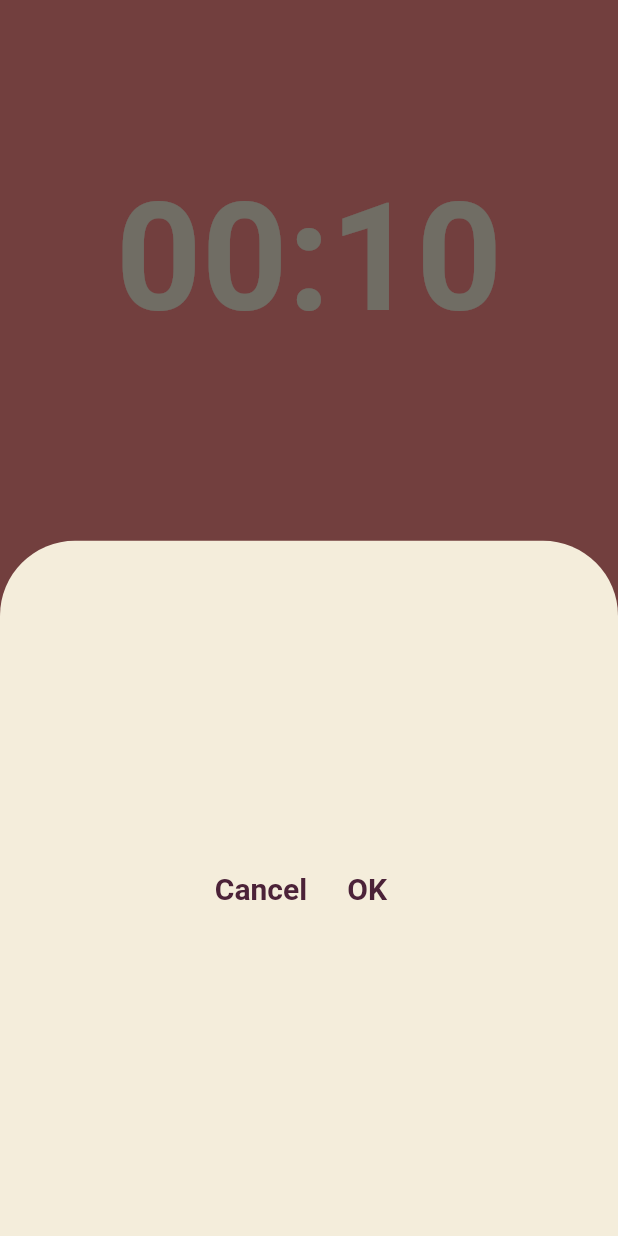
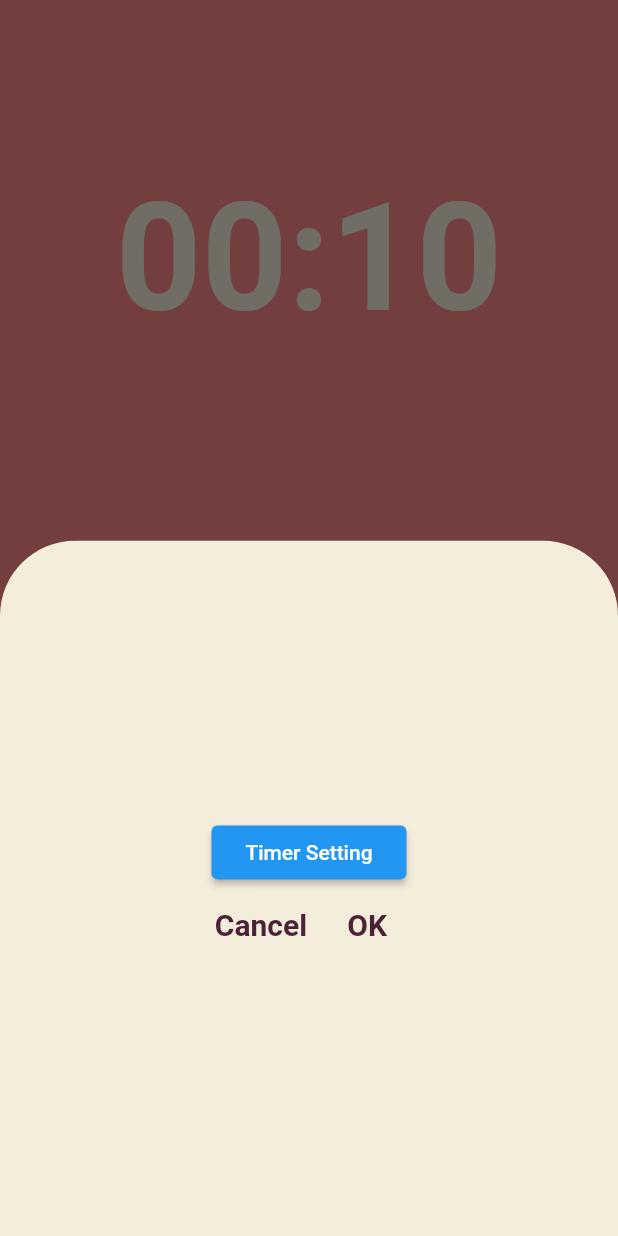
Before and after one commit to sashapivovarova/pomodoro, a Flutter app: the screen it shows after launch, after a tap on "Settings", on a phone screen of 412 x 824 dp. Run offline on Flutter 3.47's test engine with Material 2 defaults, Android fonts, the phone set to English and light mode, and no system bars; missing offline and left inert: flutter_material_pickers.

```diff
--- a/lib/screens/home_screen.dart
+++ b/lib/screens/home_screen.dart
@@ -1,7 +1,6 @@
 import 'package:flutter/material.dart';
 import 'dart:async';
 import 'package:flutter_material_pickers/flutter_material_pickers.dart';
-import 'package:shared_preferences/shared_preferences.dart';
 
 class HomeScreen extends StatefulWidget {
   const HomeScreen({super.key});
@@ -11,13 +10,12 @@ class HomeScreen extends StatefulWidget {
 }
 
 class _HomeScreenState extends State<HomeScreen> {
-  static const twentyFiveMinuates = 10;
-  int totalSeconds = twentyFiveMinuates;
+  static const twentyFiveMinutes = 10;
+  int totalSeconds = twentyFiveMinutes;
   bool isRunning = false;
   bool isPushed = false;
   int totalPomodoros = 0;
-  late SharedPreferences prefs;
-  late int count;
+  int time = 25;
   late Timer timer;
 
   Future settings() async {
@@ -36,8 +34,29 @@ class _HomeScreenState extends State<HomeScreen> {
               mainAxisAlignment: MainAxisAlignment.center,
               mainAxisSize: MainAxisSize.min,
               children: [
-                const Column(
-                  children: [],
+                Column(
+                  children: [
+                    Row(
+                      mainAxisAlignment: MainAxisAlignment.center,
+                      children: <Widget>[
+                        SizedBox(
+                          width: 130.0,
+                          child: ElevatedButton(
+                            child: const Text('Timer Setting'),
+                            onPressed: () => showMaterialNumberPicker(
+                              context: context,
+                              title: 'Pick Your Time',
+                              maxNumber: 60,
+                              minNumber: 5,
+                              selectedNumber: time,
+                              onChanged: (value) =>
+                                  setState(() => time = value),
+                            ),
+                          ),
+                        ),
+                      ],
+                    ),
+                  ],
                 ),
                 Row(
                   mainAxisAlignment: MainAxisAlignment.center,
@@ -81,7 +100,7 @@ class _HomeScreenState extends State<HomeScreen> {
       setState(() {
         totalPomodoros = totalPomodoros + 1;
         isRunning = false;
-        totalSeconds = twentyFiveMinuates;
+        totalSeconds = twentyFiveMinutes;
       });
       timer.cancel();
     } else {
@@ -116,7 +135,7 @@ class _HomeScreenState extends State<HomeScreen> {
     setState(() {
       isRunning = false;
       totalPomodoros = 0;
-      totalSeconds = twentyFiveMinuates;
+      totalSeconds = twentyFiveMinutes;
     });
   }
 
```
Also changed, not shown: lib/screens/setting_time.dart (+39 -6 lines).
